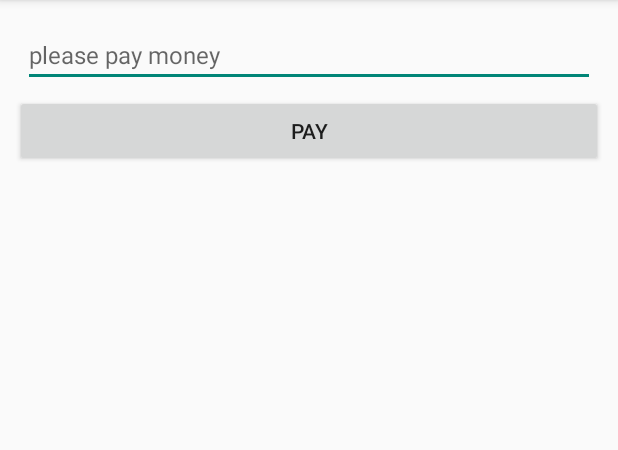
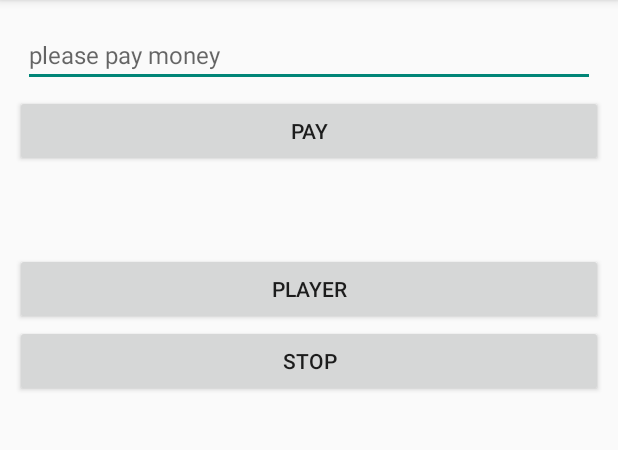
Before and after one commit to CMingTseng/AidlPay, an Android app: the screen it shows after launch (MainActivity), on a phone screen of 412 x 824 dp, the part 84-534 px from its top. Run offline under Robolectric (Android 15) with nearby library versions, the phone set to English and light mode, and no system bars; libraries missing offline, so code that uses them is left out: com.android.aidl, com.xhunmon.aidl; 3 statements that could not run were skipped.

Commit message:
add other way to band remote service
Signed-off-by: xhunmon <xhunmon@126.com>

```diff
--- a/AidlClient/app/src/main/java/com/xhunmon/aidlclient/MainActivity.java
+++ b/AidlClient/app/src/main/java/com/xhunmon/aidlclient/MainActivity.java
@@ -15,6 +15,7 @@ import android.view.View;
 import android.widget.EditText;
 import android.widget.TextView;
 
+import com.android.aidl.player.IPlayer;
 import com.xhunmon.aidl.pay.IPay;
 
 import java.util.List;
@@ -22,9 +23,10 @@ import java.util.List;
 public class MainActivity extends Activity implements View.OnClickListener{
 
     private EditText mInput;
-    private TextView mSpare;
+    private TextView mSpare,mResult;
 
     private IPay mIPay;
+    private IPlayer mIPlayer;
 
     @Override
     protected void onCreate(Bundle savedInstanceState) {
@@ -35,12 +37,33 @@ public class MainActivity extends Activity implements View.OnClickListener{
          findViewById(R.id.pay).setOnClickListener(this);
         mSpare = (TextView) findViewById(R.id.spare);
 
+         findViewById(R.id.player).setOnClickListener(this);
+         findViewById(R.id.stop).setOnClickListener(this);
+        mResult = (TextView) findViewById(R.id.result);
 
-        final Intent intent = new Intent();
-        intent.setAction("com.xhunmon.remote.PayService");
-        final Intent eintent = new Intent(createExplicitFromImplicitIntent(this,intent));
+        //第一种绑定方式
+        final Intent intentPay = new Intent();
+        intentPay.setAction("com.xhunmon.remote.PayService");
+        final Intent eintent = new Intent(createExplicitFromImplicitIntent(this,intentPay));
         bindService(eintent,new Conn(), Service.BIND_AUTO_CREATE);
+
+        //第二种绑定方式
+        Intent intentPlayer = new Intent();
+        intentPlayer.setClassName("com.xhunmon.aidlserver","com.xhunmon.aidlserver.PlayerService");
+        bindService(intentPlayer,mServiceConnection,Service.BIND_AUTO_CREATE);
     }
+
+    private ServiceConnection mServiceConnection = new ServiceConnection() {
+        @Override
+        public void onServiceConnected(ComponentName name, IBinder service) {
+            mIPlayer = IPlayer.Stub.asInterface(service);
+        }
+
+        @Override
+        public void onServiceDisconnected(ComponentName name) {
+
+        }
+    };
 
     private class Conn implements ServiceConnection {
 
@@ -61,6 +84,20 @@ public class MainActivity extends Activity implements View.OnClickListener{
             try {
                 String pay = mIPay.pay(Integer.parseInt(mInput.getText().toString()));
                 mSpare.setText(pay);
+            } catch (RemoteException e) {
+                e.printStackTrace();
+            }
+        }else if(v.getId() == R.id.player){
+            try {
+                String play = mIPlayer.play();
+                mResult.setText(play);
+            } catch (RemoteException e) {
+                e.printStackTrace();
+            }
+        }else if (v.getId()==R.id.stop){
+            try {
+                String stop = mIPlayer.stop();
+                mResult.setText(stop);
             } catch (RemoteException e) {
                 e.printStackTrace();
             }
--- a/AidlClient/app/src/main/res/layout/activity_main.xml
+++ b/AidlClient/app/src/main/res/layout/activity_main.xml
@@ -31,5 +31,24 @@
         android:layout_gravity="center"
         android:textColor="#f0f"
         android:textSize="20dp"/>
+    <Button
+        android:id="@+id/player"
+        android:layout_width="match_parent"
+        android:layout_height="wrap_content"
+        android:text="player"/>
+    <Button
+        android:id="@+id/stop"
+        android:layout_width="match_parent"
+        android:layout_height="wrap_content"
+        android:text="stop"/>
+
+    <TextView
+        android:id="@+id/result"
+        android:layout_marginTop="30dp"
+        android:layout_width="wrap_content"
+        android:layout_height="wrap_content"
+        android:layout_gravity="center"
+        android:textColor="#f0f"
+        android:textSize="20dp"/>
 
 </LinearLayout>
```
Also changed, not shown: AidlServer/app/src/main/AndroidManifest.xml (+13 -5 lines), AidlServer/app/src/main/java/com/xhunmon/aidlserver/PayBinder.java (deleted, +0 -27 lines), AidlServer/app/src/main/java/com/xhunmon/aidlserver/PayService.java (+17 -0 lines), AidlServer/app/src/main/java/com/xhunmon/aidlserver/PlayerService.java (added, +41 -0 lines), AidlClient/app/src/main/aidl/com/android/aidl/player/IPlayer.aidl (added), AidlServer/app/src/main/aidl/com/android/aidl/player/IPlayer.aidl (added), 4 other files.
